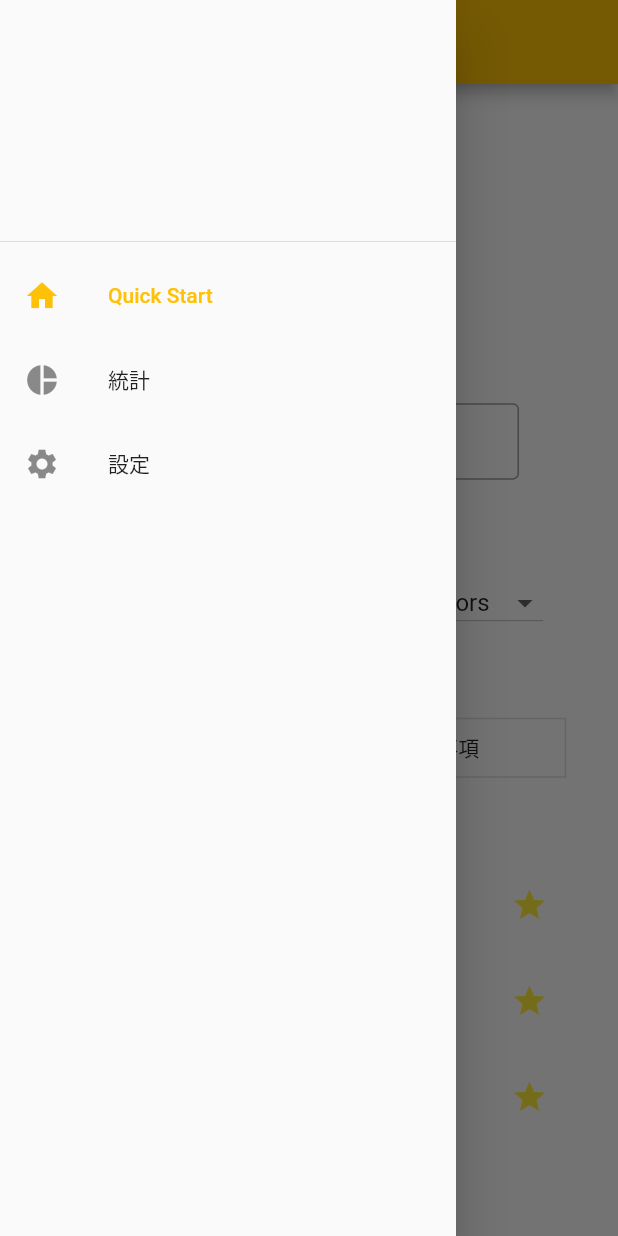
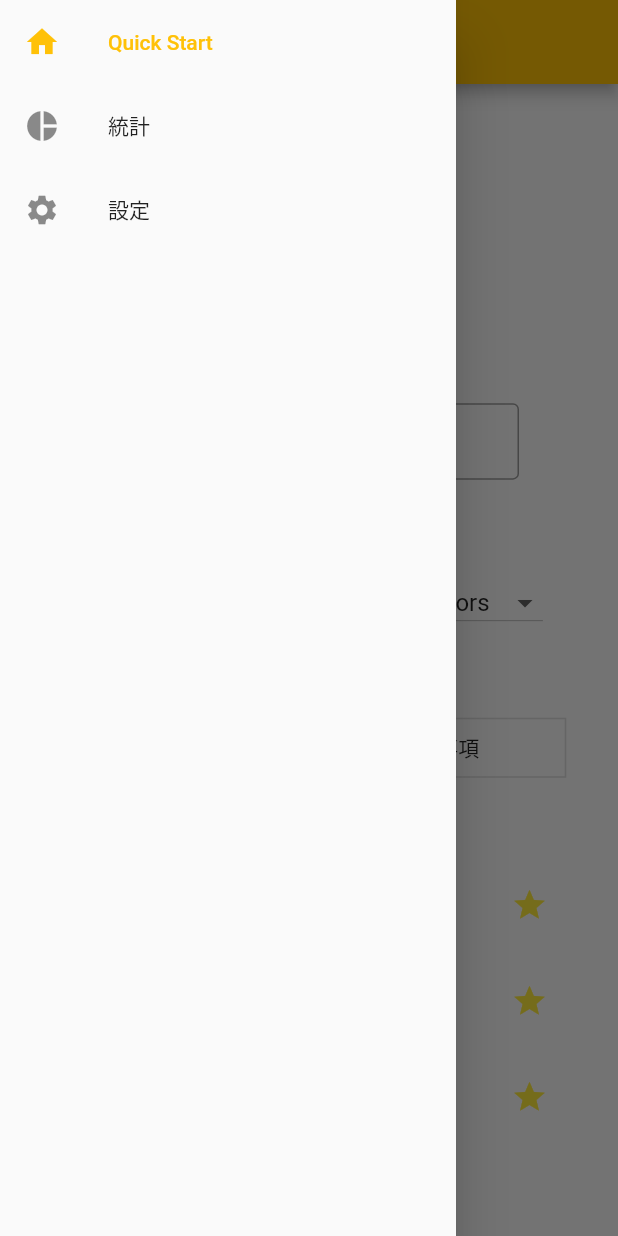
Before and after one commit to lzh060211/Time_Manager, a Flutter app: the screen it shows after launch, with the side drawer open, on a phone screen of 412 x 824 dp. Run offline on Flutter 3.47's test engine with Material 2 defaults, Android fonts, the phone set to English and light mode, and no system bars.

```diff
--- a/lib/screens/home_page/home_quick_start.dart
+++ b/lib/screens/home_page/home_quick_start.dart
@@ -32,7 +32,7 @@ class _HomeQuickStartState extends State<HomeQuickStart> {
             height: 150,
             child: FloatingActionButton(
               child: Icon(
-                Icons.play_arrow_outlined,
+                Icons.error_outline,
                 size: 150,
               ),
               onPressed: null, // 檢查事項名稱是否在9個中文以內，或是跟已存在的重複
--- a/lib/screens/home_page/star_list_view.dart
+++ b/lib/screens/home_page/star_list_view.dart
@@ -17,7 +17,7 @@ class _StarListViewState extends State<StarListView> {
       itemCount: 5,
       itemBuilder: (BuildContext context, int index) {
         return ListTile(
-          leading: Icon(Icons.circle),
+          leading: Icon(Icons.error_outline),
           title: Text('讀書', style: TextStyle(fontSize: titleFontSize)),
           subtitle: Text('預計花費 02:00:00', style: TextStyle(fontSize: subtitleFontSize)),
           dense: true,
--- a/lib/screens/menu.dart
+++ b/lib/screens/menu.dart
@@ -27,7 +27,7 @@ class Menu extends StatelessWidget {
     return Drawer(
       child: ListView(
         children: <Widget>[
-          DrawerHeader(),
+          //DrawerHeader(),
           ListTile(
             leading: Icon(Icons.home),
             title: Text('Quick Start'),
```
Also changed, not shown: pubspec.lock.
